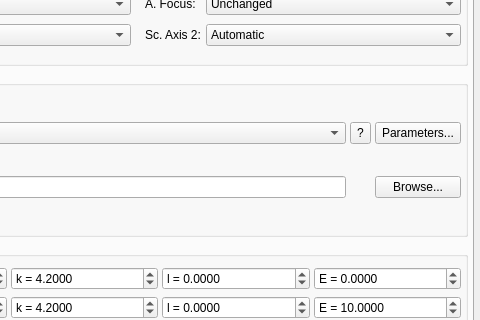
Qt form core/ui/monteconvo.ui (jkrueger1/takin_ill) before a commit; both pictures show x 198 to 678 and y 311 to 631 of the 678 by 756 pixel window.
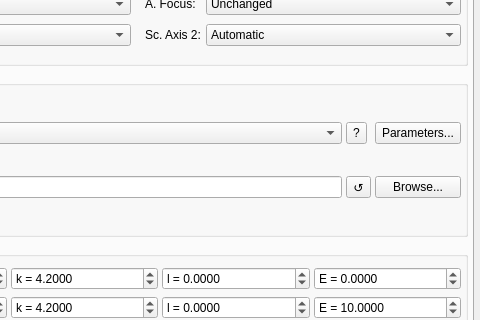
The same form after that commit. Custom widgets are drawn as their Qt base class.

The edit to the form file:
```diff
--- a/core/ui/monteconvo.ui
+++ b/core/ui/monteconvo.ui
@@ -1223,6 +1223,22 @@
           <item row="1" column="1">
            <widget class="QLineEdit" name="editSqw"/>
           </item>
+          <item row="1" column="2">
+           <widget class="QToolButton" name="btnSqwReload">
+            <property name="sizePolicy">
+             <sizepolicy hsizetype="Fixed" vsizetype="Minimum">
+              <horstretch>0</horstretch>
+              <verstretch>0</verstretch>
+             </sizepolicy>
+            </property>
+            <property name="toolTip">
+             <string>Reload the S(Q,E) module.</string>
+            </property>
+            <property name="text">
+             <string>↺</string>
+            </property>
+           </widget>
+          </item>
           <item row="1" column="3">
            <widget class="QToolButton" name="btnBrowseSqw">
             <property name="sizePolicy">
```
Left out of the diff: 1 changed line with no effect on the pictures.
